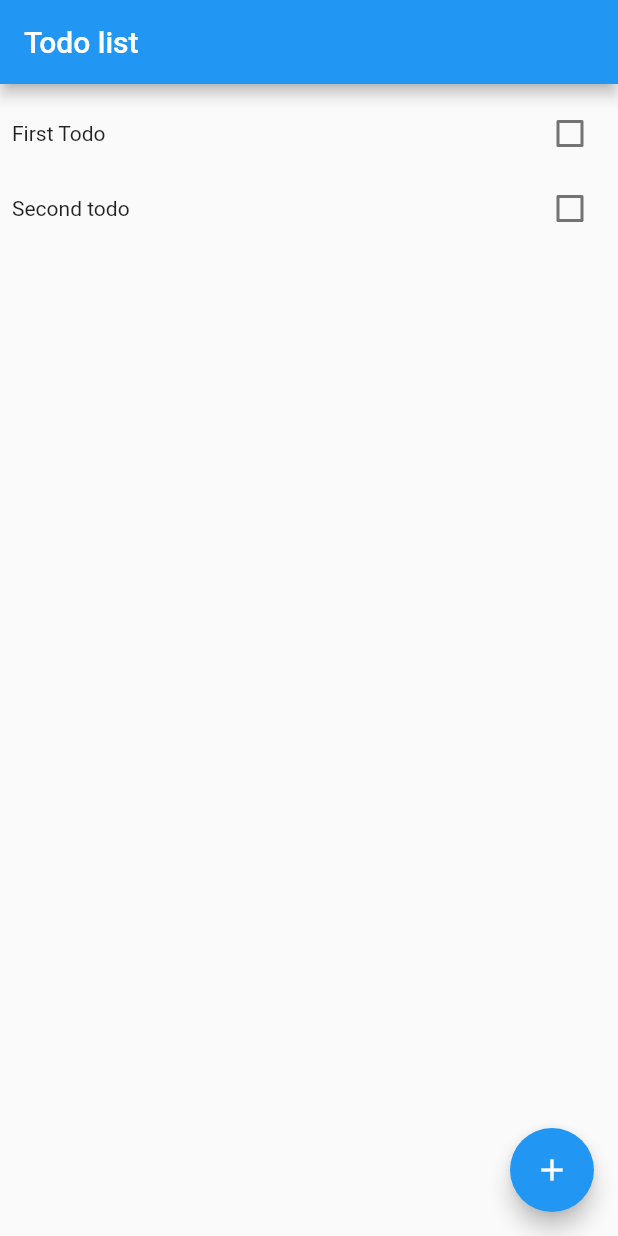
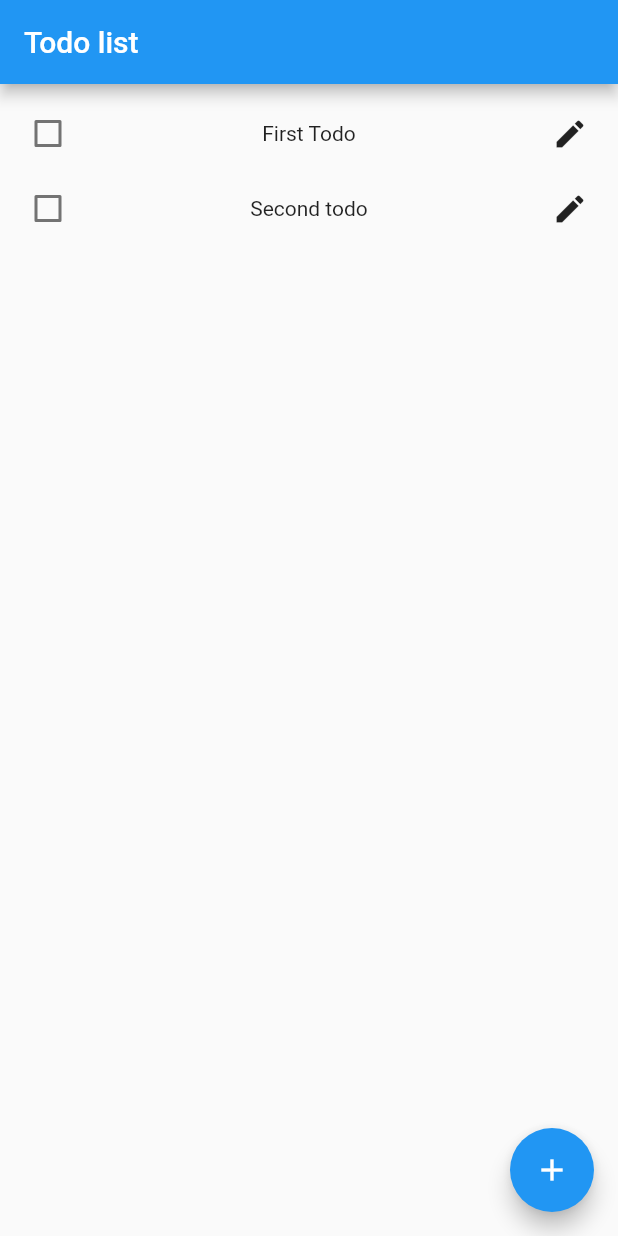
Before and after one commit to mrwdlr-zz/todo-flutter, a Flutter app: the screen it shows after launch, on a phone screen of 412 x 824 dp. Run offline on Flutter 3.47's test engine with Material 2 defaults, Android fonts, the phone set to English and light mode, and no system bars.

Commit message:
Make main screen navigating to form on click the edit button

```diff
--- a/todo_app/lib/screens/todo_form.dart
+++ b/todo_app/lib/screens/todo_form.dart
@@ -2,6 +2,12 @@ import 'package:flutter/material.dart';
 import 'package:provider/provider.dart';
 import 'package:todo_app/model/todo.dart';
 import 'package:todo_app/state/todo_model.dart';
+
+class ScreenArguments {
+  final int todoId;
+
+  ScreenArguments(this.todoId);
+}
 
 class TodoEntryScreen extends StatelessWidget {
   @override
--- a/todo_app/lib/screens/todo_screen.dart
+++ b/todo_app/lib/screens/todo_screen.dart
@@ -1,5 +1,6 @@
 import 'package:flutter/material.dart';
 import 'package:provider/provider.dart';
+import 'package:todo_app/screens/todo_form.dart';
 import 'package:todo_app/state/todo_model.dart';
 
 class TodoScreen extends StatelessWidget {
@@ -31,11 +32,19 @@ class TodoList extends StatelessWidget {
                 child: Row(
                     mainAxisAlignment: MainAxisAlignment.spaceBetween,
                     children: [
-                      Text(todoModel.todos[index].title),
                       Checkbox(
                         value: todoModel.todos[index].isDone,
                         onChanged: (bool newValue) =>
-                            {todoModel.toggleDone(todoModel.todos[index].id)},
+                        {todoModel.toggleDone(todoModel.todos[index].id)},
+                      ),
+                      Text(todoModel.todos[index].title),
+                      IconButton(
+                        icon: Icon(Icons.edit),
+                        onPressed: () => {
+                          Navigator.pushNamed(context, "/entry",
+                              arguments:
+                                  ScreenArguments(todoModel.todos[index].id))
+                        },
                       )
                     ]),
               );
```
